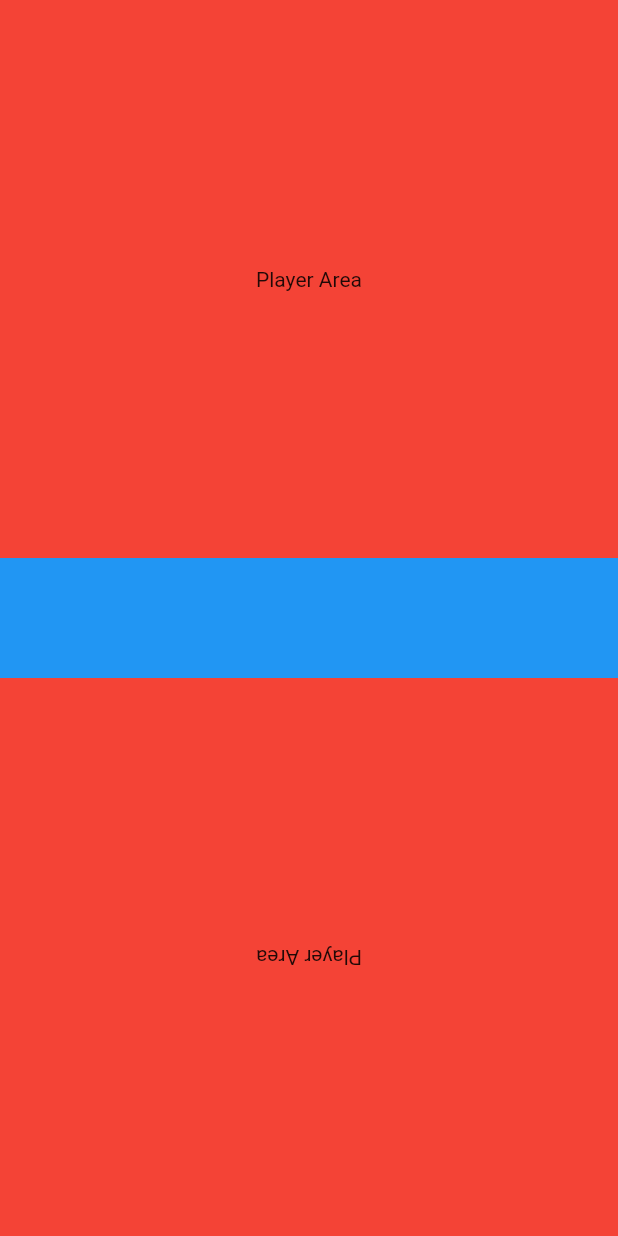
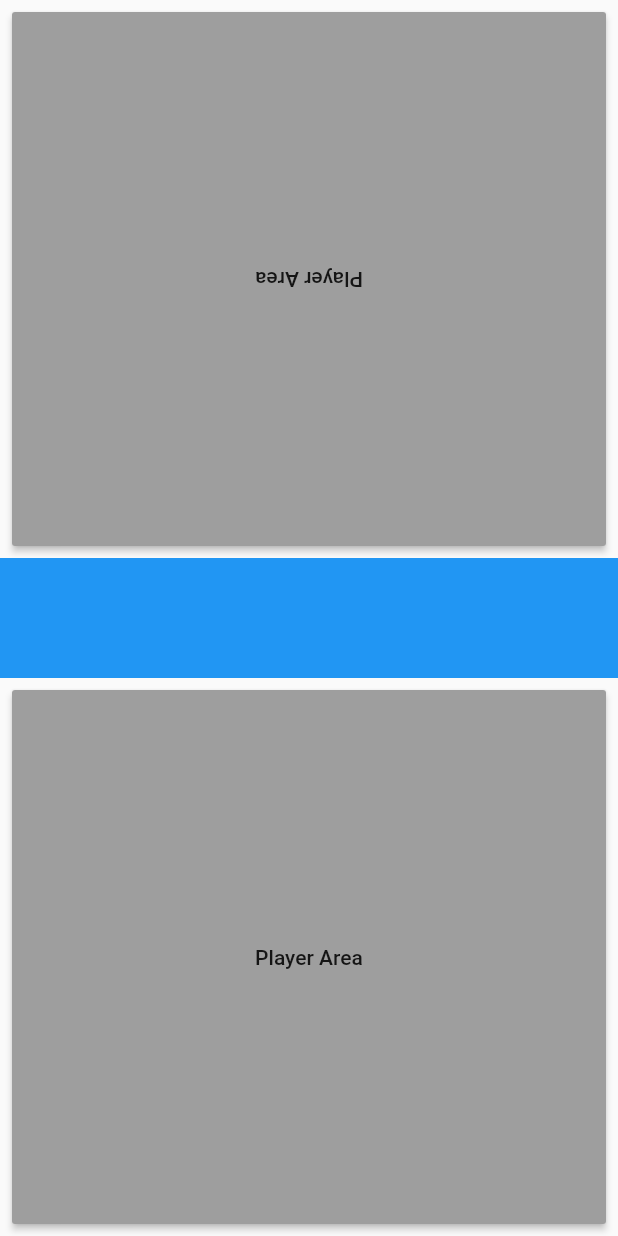
Before and after one commit to Goddchen/ChessTimer, a Flutter app: the screen it shows after launch, on a phone screen of 412 x 824 dp. Run offline on Flutter 3.47's test engine with Material 2 defaults, Android fonts, the phone set to English and light mode, and no system bars.

Commit message:
some ui improvements

```diff
--- a/chess_timer/lib/main.dart
+++ b/chess_timer/lib/main.dart
@@ -16,16 +16,21 @@ class MyApp extends StatelessWidget {
         home: SafeArea(
           child: Material(
             child: Container(
-              color: Colors.red,
               child: Column(
                 children: <Widget>[
                   Expanded(
-                    child: PlayersArea(),
+                    child: Transform.rotate(
+                      angle: pi,
+                      child: Container(
+                        margin: EdgeInsets.all(8),
+                        child: PlayersArea(),
+                      ),
+                    ),
                   ),
                   MiddleArea(),
                   Expanded(
-                    child: Transform.rotate(
-                      angle: pi,
+                    child: Container(
+                      margin: EdgeInsets.all(8),
                       child: PlayersArea(),
                     ),
                   )
--- a/chess_timer/lib/players_area.dart
+++ b/chess_timer/lib/players_area.dart
@@ -9,9 +9,12 @@ class _PlayerState extends State<PlayersArea> {
   @override
   Widget build(BuildContext context) {
     return Container(
-      color: Colors.red,
-      alignment: Alignment.center,
-      child: Text('Player Area'),
+      constraints: BoxConstraints.expand(),
+      child: MaterialButton(
+        color: Colors.grey,
+        onPressed: () => {},
+        child: Text('Player Area'),
+      ),
     );
   }
 }
```
